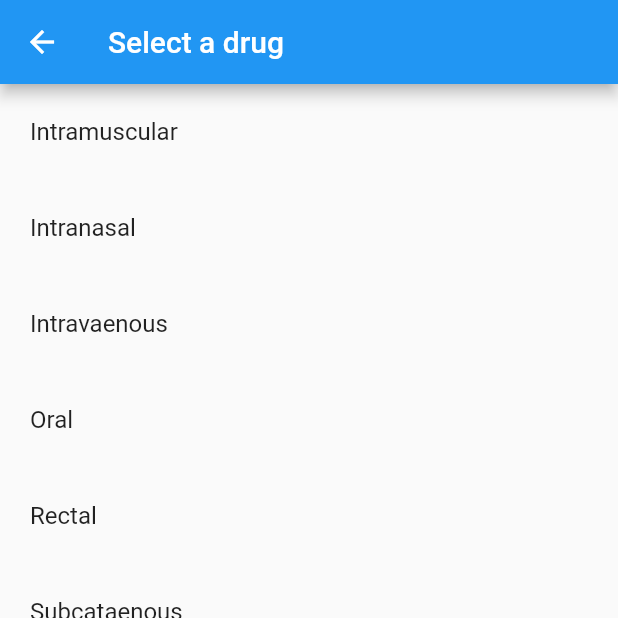
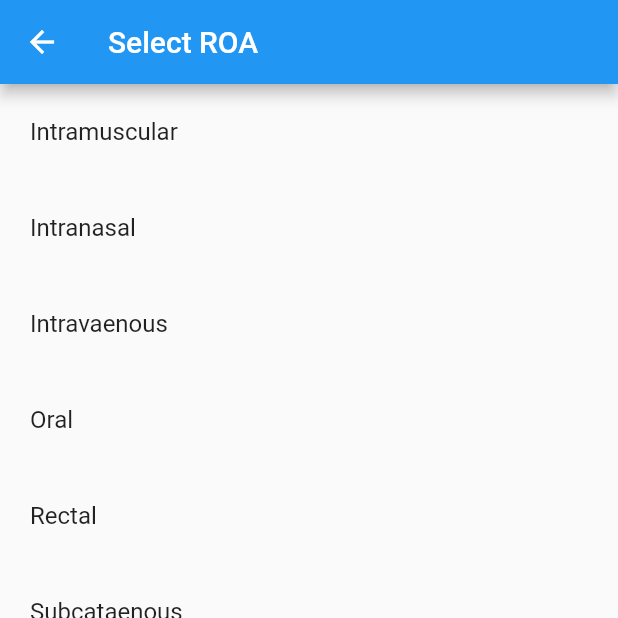
Before and after one commit to SDETechnologies/druglog2, a Flutter app: the CreateEntryROASelectorPagState screen opened directly, after a tap on "Select Dose", on a phone screen of 412 x 824 dp, the top half of it. Run offline on Flutter 3.47's test engine with Material 2 defaults, Android fonts, the phone set to English and light mode, and no system bars; our stand-ins replace sqflite; accounts and stored records are empty.

Commit message:
Change add drug pages to use future builders

```diff
--- a/lib/pages/CreateEntryDateSelectorPage.dart
+++ b/lib/pages/CreateEntryDateSelectorPage.dart
@@ -1,5 +1,4 @@
 import 'package:druglog2/global/CreateEntryState.dart';
-import 'package:druglog2/models/DatabaseHelper.dart';
 import 'package:druglog2/models/Entry.dart';
 import 'package:flutter/material.dart';
 
--- a/lib/pages/CreateEntryROASelectorPage.dart
+++ b/lib/pages/CreateEntryROASelectorPage.dart
@@ -1,8 +1,6 @@
 import 'package:druglog2/global/CreateEntryState.dart';
 import 'package:druglog2/models/ROA.dart';
-import 'package:druglog2/models/Unit.dart';
 import 'package:druglog2/pages/CreateEntryDoseSelectorPage.dart';
-import 'package:druglog2/pages/CreateEntryDrugSelectorPage.dart';
 import 'package:flutter/material.dart';
 
 class CreateEntryROASelectorPagState extends StatefulWidget {
@@ -18,9 +16,10 @@ class _CreateEntryROASelectorPagStateState
   List<ROA> roas = [];
   int? selectedIndex;
 
-  void getAllRoas() async {
-    roas = await ROA.getROAs();
-    setState(() {});
+  Future<List<ROA>> getAllRoas() async {
+    List<ROA> r = await ROA.getROAs();
+    roas = r;
+    return r;
   }
 
   @override
@@ -29,11 +28,18 @@ class _CreateEntryROASelectorPagStateState
 
     return Scaffold(
       appBar: AppBar(
-        title: const Text("Select a drug"),
+        title: const Text("Select ROA"),
       ),
       body: Column(
         children: [
-          Expanded(
+          FutureBuilder<List<ROA>>(
+              future: getAllRoas(),
+              builder:
+                  (BuildContext context, AsyncSnapshot<List<ROA>> snapshot) {
+                if (!snapshot.hasData) {
+                  return Text("Loading");
+                }
+                return Expanded(
                   child: ListView.builder(
                       itemCount: roas.length,
                       itemBuilder: (context, index) {
@@ -41,7 +47,8 @@ class _CreateEntryROASelectorPagStateState
                           padding: const EdgeInsets.all(4.0),
                           child: ListTile(
                             title: Text(roas[index].value!),
-                      tileColor: selectedIndex == index ? Colors.black12 : null,
+                            tileColor:
+                                selectedIndex == index ? Colors.black12 : null,
                             onTap: (() {
                               setState(() {
                                 selectedIndex = index;
@@ -50,7 +57,8 @@ class _CreateEntryROASelectorPagStateState
                           ),
                         );
                       }),
-          ),
+                );
+              }),
           Padding(
             padding: const EdgeInsets.all(8.0),
             child: FilledButton(
--- a/lib/pages/DrugLogPage.dart
+++ b/lib/pages/DrugLogPage.dart
@@ -1,6 +1,5 @@
 import 'package:druglog2/global/CreateEntryState.dart';
 import 'package:druglog2/pages/CreateEntryDrugSelectorPage.dart';
-import 'package:flutter/foundation.dart';
 import 'package:flutter/material.dart';
 import 'package:druglog2/models/DrugLog.dart';
 import 'package:druglog2/models/Entry.dart';
--- a/lib/pages/Home.dart
+++ b/lib/pages/Home.dart
@@ -1,7 +1,5 @@
 import 'package:druglog2/models/DrugLog.dart';
 import 'package:druglog2/components/AddDrugLogDialog.dart';
-import 'package:druglog2/components/DrugLogListView.dart';
-import 'package:druglog2/pages/CreateEntryDrugSelectorPage.dart';
 import 'package:flutter/material.dart';
 import 'package:druglog2/components/DrugLogButton.dart';
 
```
Also changed, not shown: lib/pages/CreateEntryDoseSelectorPage.dart (+23 -12 lines), lib/pages/CreateEntryDrugSelectorPage.dart (+16 -8 lines). Lines whose indentation alone changed are shown as unchanged.
